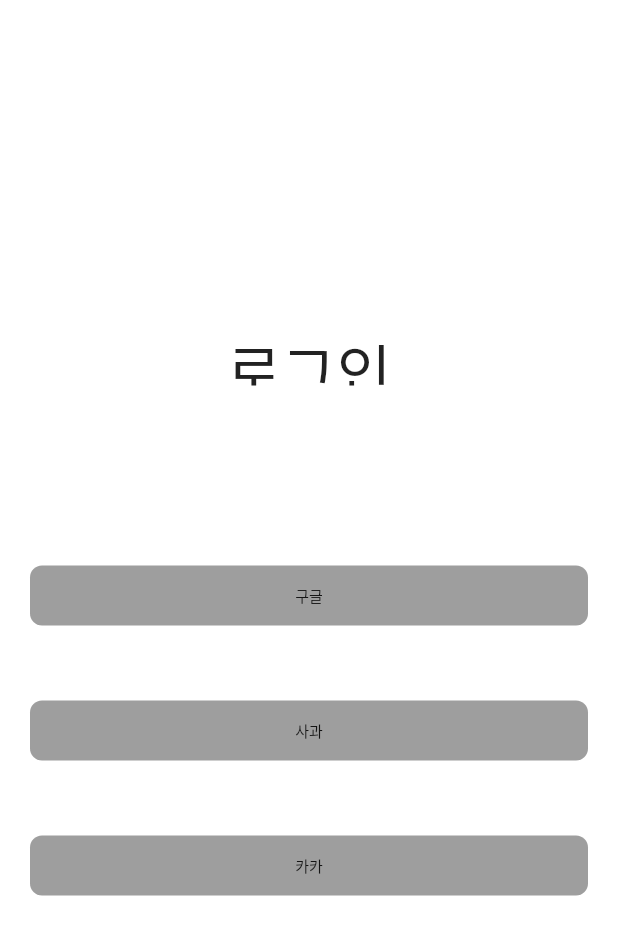
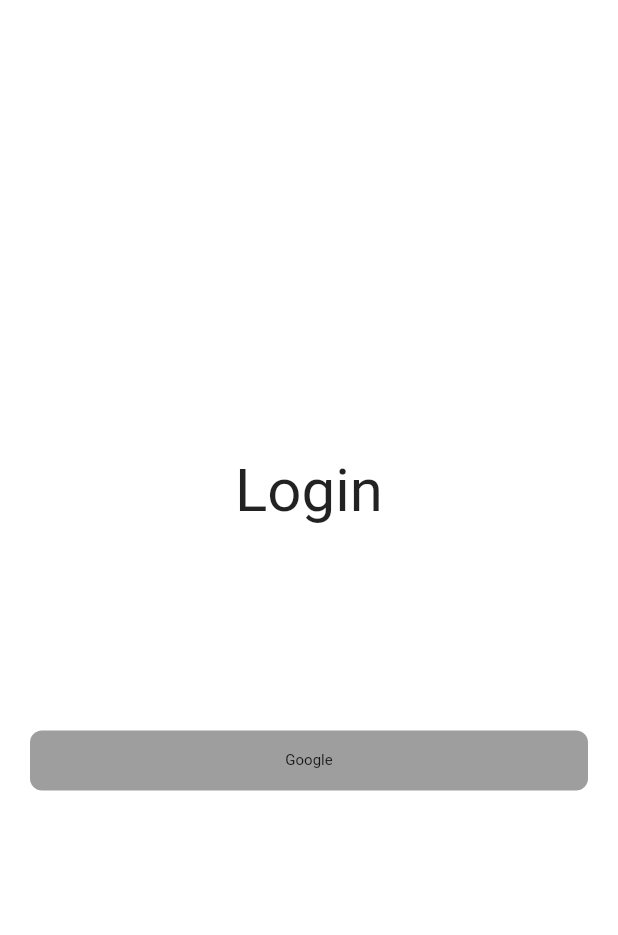
Before and after one commit to work-ethanhuh/template_flutter, a Flutter app: the screen it shows after launch, on a phone screen of 412 x 824 dp. Shown: the top 935 px of the screen. Run offline on Flutter 3.47's test engine with Material 2 defaults, Android fonts, the phone set to English and light mode, and no system bars; our stand-ins replace firebase_auth, firebase_core, go_router, google_sign_in, sign_in_with_apple; accounts and stored records are empty.

Commit message:
- IOS Google, Apple Login Complete(Except AOS Apple Login) - Add about Retrofit Package

```diff
--- a/lib/login.dart
+++ b/lib/login.dart
@@ -1,3 +1,5 @@
+import 'dart:io';
+
 import 'package:firebase_auth/firebase_auth.dart';
 import 'package:flutter/material.dart';
 import 'package:google_sign_in/google_sign_in.dart';
@@ -52,18 +54,20 @@
               children: [
                 UIH().cDis.divider_H(10.0),
                 UIH().cBox.box_H(
-                    UIH().cTex.weightText('로그인', 40, FontWeight.w400),
+                    UIH().cTex.weightText('Login', 40, FontWeight.w400),
                     currentWidth,
-                    60),
+                    100),
                 UIH().cDis.divider_H(70.0),
                 InkWell(
                   onTap: () {
-                    googleLogin().then((v){
+                    googleLogin().then((v) {
                       print(v);
-                      if(v != null) {
+                      if (v != null) {
                         print('Google Login Success!!!!');
                         Navigator.push(
-                            context, MaterialPageRoute(builder: (context) => DashBoard()));
+                            context,
+                            MaterialPageRoute(
+                                builder: (context) => DashBoard()));
                       } else {
                         print('Google Login Fail!!!!');
                       }
@@ -71,26 +75,37 @@
                   },
                   child: UIH()
                       .cBox
-                      .rounded(UIH().cTex.text('구글', 10), currentWidth, 40),
+                      .rounded(UIH().cTex.text('Google', 10), currentWidth, 40),
                 ),
-                UIH().cDis.divider_H(10.0),
-                InkWell(
-                  onTap: () {
-                    appleLogin();
-                  },
-                  child: UIH()
-                      .cBox
-                      .rounded(UIH().cTex.text('사과', 10), currentWidth, 40),
-                ),
-                UIH().cDis.divider_H(10.0),
-                InkWell(
-                  onTap: () {
-                    loginSequence();
-                  },
-                  child: UIH()
-                      .cBox
-                      .rounded(UIH().cTex.text('카카', 10), currentWidth, 40),
-                ),
+                if (Platform.isIOS) UIH().cDis.divider_H(10.0),
+                if (Platform.isIOS)
+                  InkWell(
+                    onTap: () {
+                      appleLogin().then((v) {
+                        print(v);
+                        if (v != null) {
+                          print('Apple Login Success!!!!');
+                          Navigator.push(
+                              context,
+                              MaterialPageRoute(
+                                  builder: (context) => DashBoard()));
+                        } else {
+                          print('Apple Login Fail!!!!');
+                        }
+                      });
+                    },
+                    child: UIH().cBox.rounded(
+                        UIH().cTex.text('Apple', 10), currentWidth, 40),
+                  ),
+                // UIH().cDis.divider_H(10.0),
+                // InkWell(
+                //   onTap: () {
+                //     loginSequence();
+                //   },
+                //   child: UIH()
+                //       .cBox
+                //       .rounded(UIH().cTex.text('Kakao', 10), currentWidth, 40),
+                // ),
                 UIH().cDis.divider_H(30.0),
               ],
             ),
--- a/pubspec.yaml
+++ b/pubspec.yaml
@@ -43,6 +43,12 @@
   # Use with the CupertinoIcons class for iOS style icons.
   cupertino_icons: ^1.0.2
   firebase_core: ^2.4.1
+  dio: ^4.0.6
+  retrofit: ^3.3.1
+  retrofit_generator: ^4.2.0
+  build_runner: ^2.3.3
+  json_annotation: ^4.8.0
+  json_serializable: ^6.6.0
 
 dev_dependencies:
   flutter_test:
```
Also changed, not shown: 2 other files.
